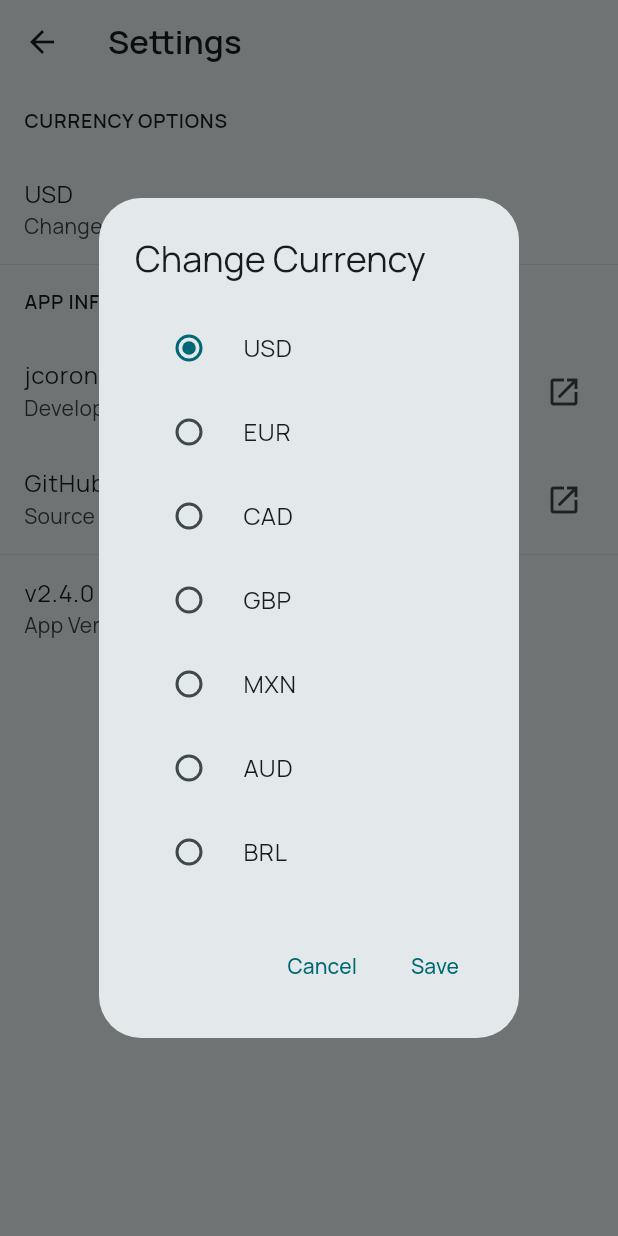
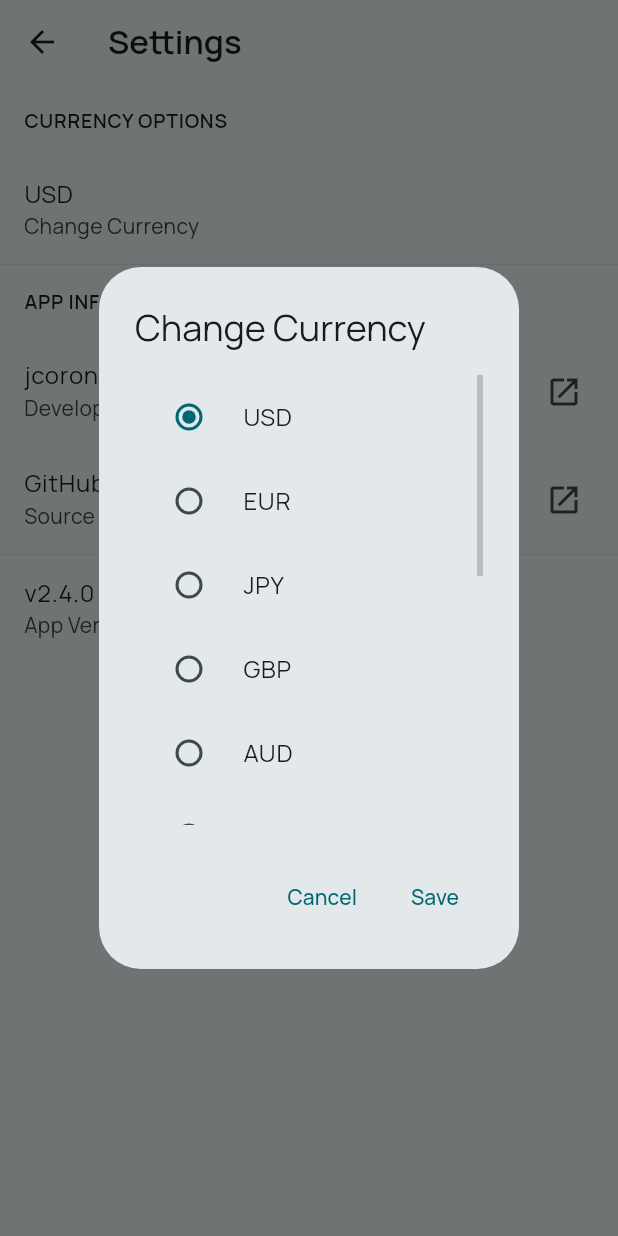
Before and after one commit to juliancoronado/MinimalBitcoinWidget, a Flutter app: the SettingsPage screen opened directly, after a tap on "USD", on a phone screen of 412 x 824 dp. Run offline on Flutter 3.47's test engine with Material 3 defaults, Android fonts, the phone set to English and light mode, and no system bars; our stand-ins replace flutter_riverpod, shared_preferences; accounts and stored records are empty; network calls fail.

Commit message:
Added currencies based on top 10 most used

```diff
--- a/lib/currency_mapping.dart
+++ b/lib/currency_mapping.dart
@@ -2,9 +2,14 @@
 Map<int, String> currencyMapping = {
   0: 'usd',
   1: 'eur',
-  2: 'cad',
+  2: 'jpy',
   3: 'gbp',
-  4: 'mxn',
-  5: 'aud',
-  6: 'brl',
+  4: 'aud',
+  5: 'cad',
+  6: 'chf',
+  7: 'cny',
+  8: 'hkd',
+  9: 'nzd',
+  10: 'mxn',
+  11: 'brl',
 };
--- a/lib/screens/settings_page.dart
+++ b/lib/screens/settings_page.dart
@@ -28,7 +28,12 @@ class SettingsPageState extends ConsumerState<SettingsPage> {
           title: const Text(changeCurrencySubtitle),
           content: StatefulBuilder(
             builder: (context, setState) {
-              return Column(
+              return SizedBox(
+                height: 300,
+                child: Scrollbar(
+                  thumbVisibility: true,
+                  child: SingleChildScrollView(
+                    child: Column(
                       mainAxisSize: MainAxisSize.min,
                       children: currencyMapping.entries.map(
                         (entry) {
@@ -44,6 +49,9 @@ class SettingsPageState extends ConsumerState<SettingsPage> {
                               });
                         },
                       ).toList(),
+                    ),
+                  ),
+                ),
               );
             },
           ),
```
Lines whose indentation alone changed are shown as unchanged.
